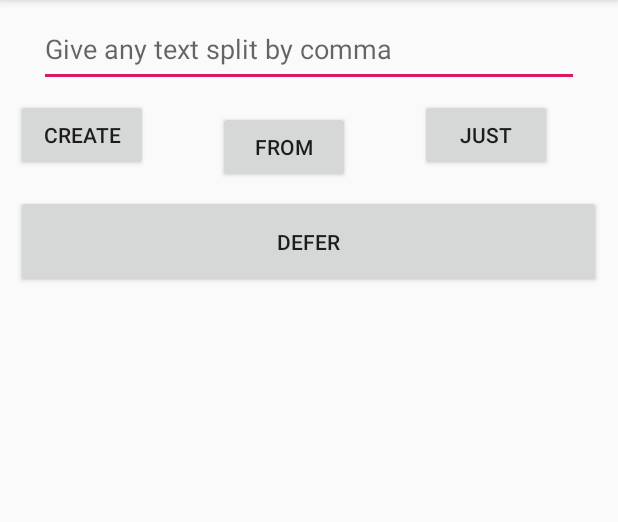
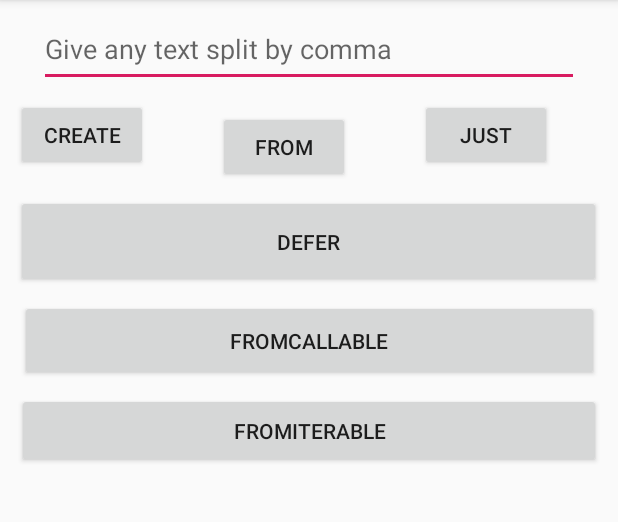
Before and after one commit to harisudhan7889/Code-ReactiveX, an Android app: the BasicOperatorsActivity screen opened directly, with no data from a screen before it, on a phone screen of 412 x 824 dp, the part 84-606 px from its top. Run offline under Robolectric (Android 15) with nearby library versions, the phone set to English and light mode, and no system bars; our stand-ins replace RxJava.

Commit message:
Updated with fromCallable and fromIterable operator

```diff
--- a/app/src/main/java/com/hari/rxjava/operators/basic/BasicOperatorsActivity.kt
+++ b/app/src/main/java/com/hari/rxjava/operators/basic/BasicOperatorsActivity.kt
@@ -54,6 +54,8 @@ class BasicOperatorsActivity : AppCompatActivity(),
         justButton.setOnClickListener(this)
         deferButton.setOnClickListener(this)
         frombutton.setOnClickListener(this)
+        fromCallable.setOnClickListener(this)
+        fromIterable.setOnClickListener(this)
     }
 
     override fun onClick(v: View?) {
@@ -74,6 +76,14 @@ class BasicOperatorsActivity : AppCompatActivity(),
                 output.text = ""
                 presenter.fromArray(createTextBox.text.toString())
             }
+            fromCallable -> {
+                output.text = ""
+                presenter.fromCallable()
+            }
+            fromIterable -> {
+                output.text = ""
+                presenter.fromIterable(createTextBox.text.toString())
+            }
         }
     }
 }
--- a/app/src/main/res/layout/view_basic_operators.xml
+++ b/app/src/main/res/layout/view_basic_operators.xml
@@ -57,6 +57,22 @@
             android:layout_marginStart="8dp" app:layout_constraintEnd_toStartOf="@+id/justButton"
             android:layout_marginEnd="8dp" android:layout_marginBottom="8dp"
             app:layout_constraintBottom_toTopOf="@+id/deferButton"/>
+    <Button
+            android:text="FromCallable"
+            android:layout_width="386dp"
+            android:layout_height="54dp"
+            android:id="@+id/fromCallable" app:layout_constraintStart_toStartOf="parent"
+            android:layout_marginStart="8dp"
+            app:layout_constraintEnd_toEndOf="parent" android:layout_marginEnd="8dp" android:layout_marginTop="8dp"
+            app:layout_constraintTop_toBottomOf="@+id/deferButton"/>
+    <Button
+            android:text="FromIterable"
+            android:layout_width="389dp"
+            android:layout_height="50dp"
+            android:id="@+id/fromIterable" android:layout_marginTop="8dp"
+            app:layout_constraintTop_toBottomOf="@+id/fromCallable" app:layout_constraintEnd_toEndOf="parent"
+            android:layout_marginEnd="8dp" app:layout_constraintStart_toStartOf="parent"
+            android:layout_marginStart="8dp"/>
 
 
 </android.support.constraint.ConstraintLayout>
```
Also changed, not shown: app/src/main/java/com/hari/rxjava/operators/basic/BasicOperatorsPresenterImpl.kt (+33 -0 lines), 1 other file.
